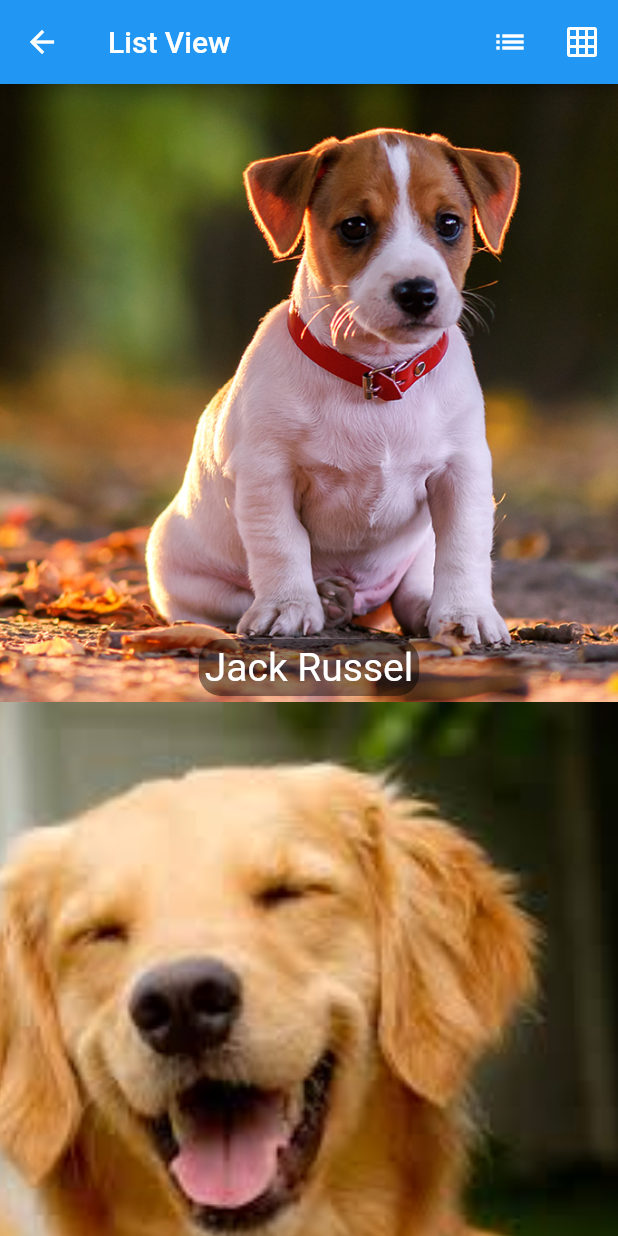
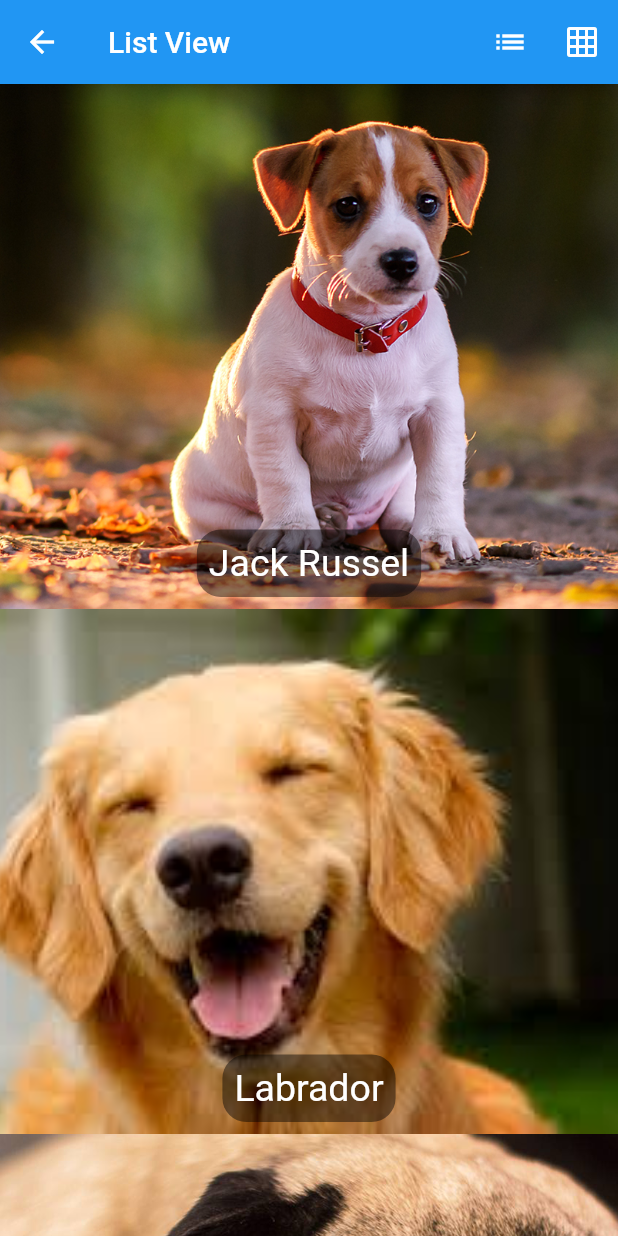
Before and after one commit to santoslucas11/flutterBasicoEWidgets, a Flutter app: the HelloListView screen opened directly, after a tap on the "list" icon, on a phone screen of 412 x 824 dp. Run offline on Flutter 3.47's test engine with Material 2 defaults, Android fonts, the phone set to English and light mode, and no system bars.

Commit message:
grid view to list view

```diff
--- a/lib/pages/hello_listview.dart
+++ b/lib/pages/hello_listview.dart
@@ -7,19 +7,33 @@ class Dog {
   Dog(this.nome, this.foto);
 }
 
-class HelloListView extends StatelessWidget {
+class HelloListView extends StatefulWidget {
+  @override
+  _HelloListViewState createState() => _HelloListViewState();
+}
+
+class _HelloListViewState extends State<HelloListView> {
+  bool _gridView = true;
+
   @override
   Widget build(BuildContext context) {
     return Scaffold(
       appBar: AppBar(
         title: Text("List View"),
         actions: <Widget>[
-          IconButton(icon: Icon(Icons.list), onPressed: (){
+          IconButton(icon: Icon(Icons.list),onPressed: () {
               print("Lista");
+              setState(() {
+                _gridView = false;
+              });
             },),
-          IconButton(icon: Icon(Icons.grid_on), onPressed: (){
+          IconButton(
+            icon: Icon(Icons.grid_on),onPressed: () {
               print("Grid");
-          },)
+              setState(() {
+                _gridView = true;
+              });
+            },),
         ],
       ),
       body: _body(),
@@ -35,10 +49,27 @@ class HelloListView extends StatelessWidget {
       Dog("Pastor", "assets/images/dog5.png"),
     ];
 
+    if (_gridView) {
       return GridView.builder(
-      gridDelegate: SliverGridDelegateWithFixedCrossAxisCount(crossAxisCount: 1),
+        gridDelegate:
+            SliverGridDelegateWithFixedCrossAxisCount(crossAxisCount: 2),
         itemCount: dogs.length,
-      itemBuilder: (context, index) {
+        itemBuilder: (BuildContext context, int index) {
+          return _itemView(dogs, index);
+        },
+      );
+    } else {
+      return ListView.builder(
+        itemExtent: 350,
+        itemCount: dogs.length,
+        itemBuilder: (BuildContext context, int index) {
+          return _itemView(dogs, index);
+        },
+      );
+    }
+  }
+
+  _itemView(List<Dog> dogs, int index) {
     Dog dog = dogs[index];
 
     return Stack(
@@ -48,24 +79,19 @@ class HelloListView extends StatelessWidget {
         Align(
           alignment: Alignment.bottomCenter,
           child: Container(
-                margin: EdgeInsets.all(4),
-                padding: EdgeInsets.all(4),
+            margin: EdgeInsets.all(8),
+            padding: EdgeInsets.all(8),
             decoration: BoxDecoration(
               color: Colors.black45,
-                  borderRadius: BorderRadius.circular(15),
+              borderRadius: BorderRadius.circular(16),
             ),
             child: Text(
               dog.nome,
-                  style: TextStyle(
-                    fontSize: 26,
-                    color: Colors.white
-                  ),
+              style: TextStyle(fontSize: 25, color: Colors.white),
             ),
           ),
         ),
       ],
-        );
-      },
     );
   }
 
```
Lines whose indentation alone changed are shown as unchanged.
